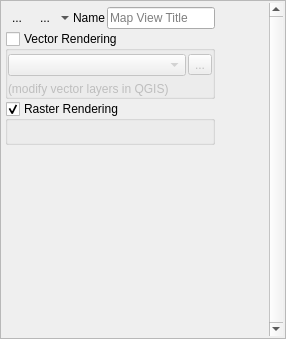
This is timeseriesviewer/ui/mapviewdefinition.ui in jakimowb/eo-time-series-viewer as Qt 5 draws it before an edit. The edited form follows.
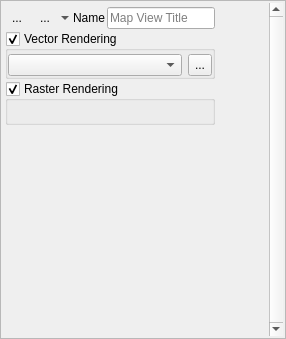
This is the edited form. Icons and pictures are not drawn. Custom widgets are drawn as their Qt base class.

The edit to the form file:
```diff
--- a/timeseriesviewer/ui/mapviewdefinition.ui
+++ b/timeseriesviewer/ui/mapviewdefinition.ui
@@ -255,9 +255,9 @@
           <bool>true</bool>
          </property>
          <property name="checked">
-          <bool>false</bool>
+          <bool>true</bool>
          </property>
-         <layout class="QVBoxLayout" name="verticalLayout_2">
+         <layout class="QHBoxLayout" name="horizontalLayout">
           <property name="sizeConstraint">
            <enum>QLayout::SetDefaultConstraint</enum>
           </property>
@@ -274,17 +274,9 @@
            <number>0</number>
           </property>
           <item>
-           <layout class="QHBoxLayout" name="horizontalLayout">
-            <property name="spacing">
-             <number>2</number>
-            </property>
-            <property name="topMargin">
-             <number>0</number>
-            </property>
-            <item>
              <widget class="QgsMapLayerComboBox" name="cbQgsVectorLayer">
               <property name="enabled">
-               <bool>false</bool>
+             <bool>true</bool>
               </property>
               <property name="sizePolicy">
                <sizepolicy hsizetype="Preferred" vsizetype="Preferred">
@@ -302,21 +294,21 @@
             </item>
             <item>
              <widget class="QToolButton" name="btnSetVectorStyle">
+            <property name="enabled">
+             <bool>true</bool>
+            </property>
+            <property name="sizePolicy">
+             <sizepolicy hsizetype="Fixed" vsizetype="Preferred">
+              <horstretch>0</horstretch>
+              <verstretch>0</verstretch>
+             </sizepolicy>
+            </property>
               <property name="text">
                <string>...</string>
               </property>
              </widget>
             </item>
            </layout>
-          </item>
-          <item>
-           <widget class="QLabel" name="label_3">
-            <property name="text">
-             <string>(modify vector layers in QGIS)</string>
-            </property>
-           </widget>
-          </item>
-         </layout>
          <zorder>collapseButton</zorder>
          <zorder>label_3</zorder>
          <zorder>horizontalLayoutWidget</zorder>
```
Left out of the diff: 7 changed lines with no effect on the pictures. Lines whose indentation alone changed are shown as unchanged.
